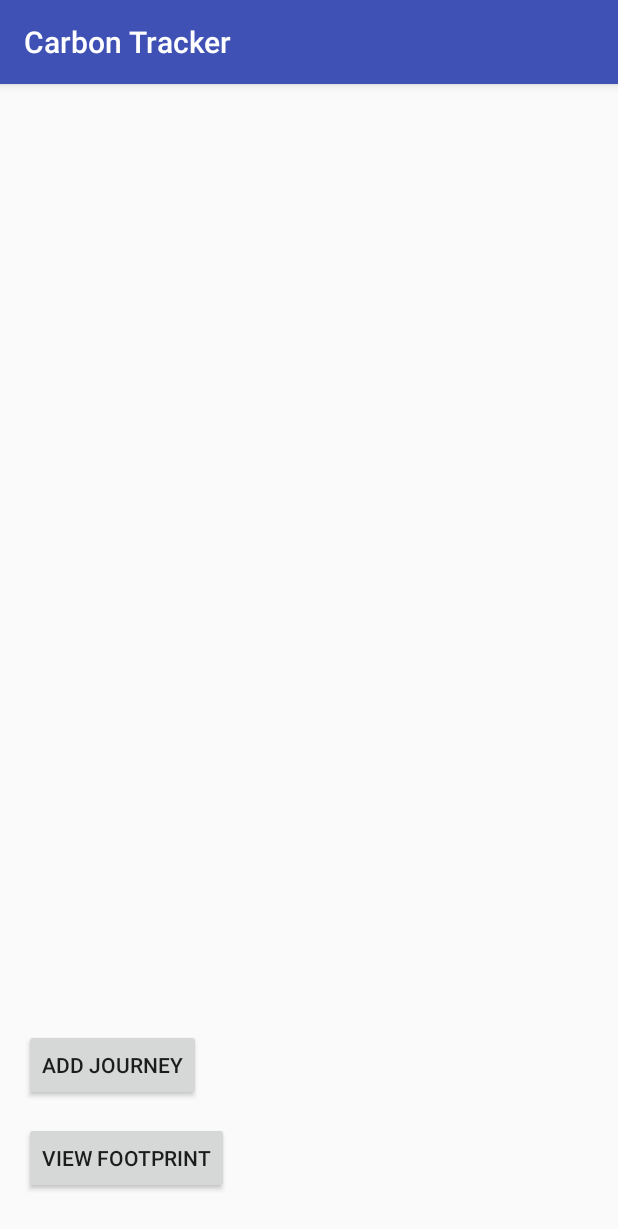
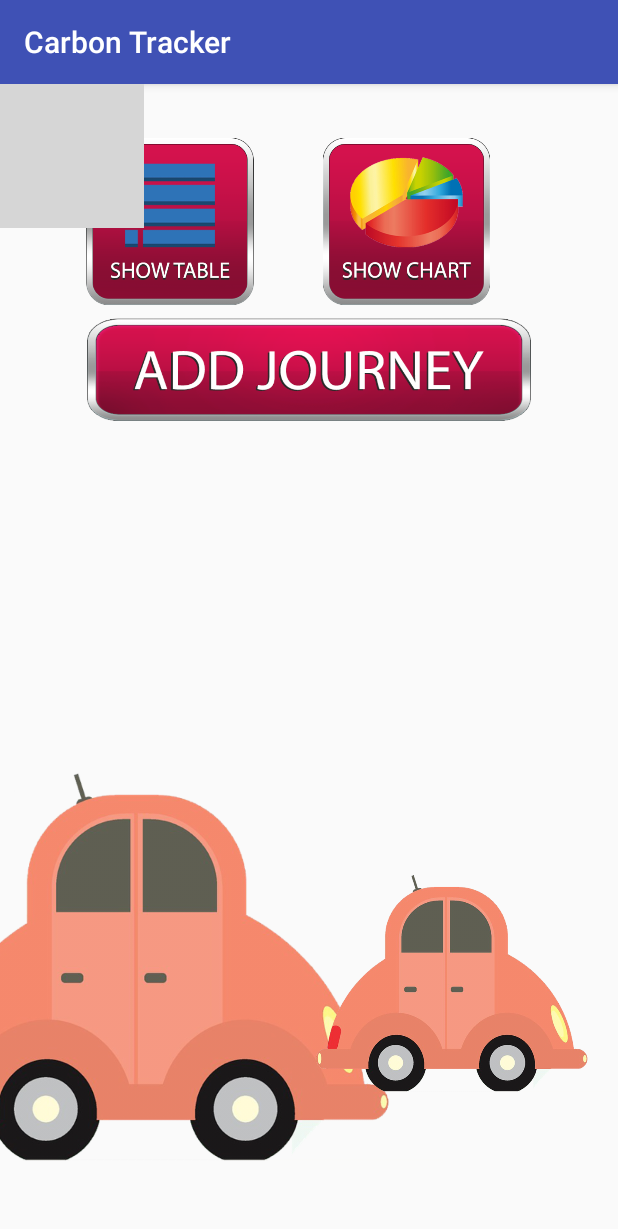
Before and after one commit to caoemily/Carbon-Tracker, an Android app: the MainActivity screen opened directly, with no data from a screen before it, on a phone screen of 412 x 824 dp. Shown: the top 1229 px of the screen. Run offline under Robolectric (Android 15) with nearby library versions, the phone set to English and light mode, and no system bars; grey boxes are pictures that could not be loaded.

Commit message:
add ImageButton for MainActivity

```diff
--- a/app/src/main/java/com/sfu276assg1/yancao/carbontracker/MainActivity.java
+++ b/app/src/main/java/com/sfu276assg1/yancao/carbontracker/MainActivity.java
@@ -4,7 +4,7 @@ import android.content.Intent;
 import android.os.Bundle;
 import android.support.v7.app.AppCompatActivity;
 import android.view.View;
-import android.widget.Button;
+import android.widget.ImageButton;
 
 public class MainActivity extends AppCompatActivity {
 
@@ -14,12 +14,12 @@ public class MainActivity extends AppCompatActivity {
         setContentView(R.layout.activity_main);
 
         setUpAddJourneytButton();
-        setUpViewDataButton();
-
+        setUpShowTableButton();
+        setUpShowChartButton();
     }
 
     private void setUpAddJourneytButton() {
-        Button button = (Button) findViewById(R.id.addJourneyBtn);
+        ImageButton button = (ImageButton) findViewById(R.id.addJourneyBtn);
         button.setOnClickListener(new View.OnClickListener() {
             @Override
             public void onClick(View v) {
@@ -29,8 +29,8 @@ public class MainActivity extends AppCompatActivity {
         });
     }
 
-    private void setUpViewDataButton() {
-        Button button = (Button) findViewById(R.id.viewDataBtn);
+    private void setUpShowTableButton() {
+        ImageButton button = (ImageButton) findViewById(R.id.showTableBtn);
         button.setOnClickListener(new View.OnClickListener() {
             @Override
             public void onClick(View v) {
@@ -39,4 +39,15 @@ public class MainActivity extends AppCompatActivity {
             }
         });
     }
+
+    private void setUpShowChartButton() {
+        ImageButton button = (ImageButton) findViewById(R.id.showChartBtn);
+        button.setOnClickListener(new View.OnClickListener() {
+            @Override
+            public void onClick(View v) {
+                Intent intent = new Intent(MainActivity.this, DisplayCarbonFootprintActivity.class);
+                startActivity(intent);
+            }
+        });
+    }
 }
--- /dev/null
+++ b/app/src/main/res/drawable/btn_add_journey_click.xml
@@ -0,0 +1,15 @@
+<?xml version="1.0" encoding="utf-8"?>
+<selector xmlns:android="http://schemas.android.com/apk/res/android">
+
+    <!-- This is defines is a button when clicked -->
+    <item android:drawable="@drawable/add_journey2"
+        android:state_pressed="true"/>
+
+    <!-- This is defines is a button when focused -->
+    <item android:drawable="@drawable/add_journey2"
+        android:state_pressed="true"/>
+
+    <!-- This is defines is a button when normal -->
+    <item android:drawable="@drawable/add_journey1" />
+
+</selector>
--- /dev/null
+++ b/app/src/main/res/drawable/btn_show_chart_click.xml
@@ -0,0 +1,15 @@
+<?xml version="1.0" encoding="utf-8"?>
+<selector xmlns:android="http://schemas.android.com/apk/res/android">
+
+    <!-- This is defines is a button when clicked -->
+    <item android:drawable="@drawable/show_chart2"
+        android:state_pressed="true"/>
+
+    <!-- This is defines is a button when focused -->
+    <item android:drawable="@drawable/show_chart2"
+        android:state_pressed="true"/>
+
+    <!-- This is defines is a button when normal -->
+    <item android:drawable="@drawable/show_chart1" />
+
+</selector>
--- /dev/null
+++ b/app/src/main/res/drawable/btn_show_table_click.xml
@@ -0,0 +1,15 @@
+<?xml version="1.0" encoding="utf-8"?>
+<selector xmlns:android="http://schemas.android.com/apk/res/android">
+
+    <!-- This is defines is a button when clicked -->
+    <item android:drawable="@drawable/show_table2"
+        android:state_pressed="true"/>
+
+    <!-- This is defines is a button when focused -->
+    <item android:drawable="@drawable/show_table2"
+        android:state_pressed="true"/>
+
+    <!-- This is defines is a button when normal -->
+    <item android:drawable="@drawable/show_table1" />
+
+</selector>
--- a/app/src/main/res/layout/activity_main.xml
+++ b/app/src/main/res/layout/activity_main.xml
@@ -5,30 +5,93 @@
     android:id="@+id/activity_main"
     android:layout_width="match_parent"
     android:layout_height="match_parent"
-    android:paddingBottom="@dimen/activity_vertical_margin"
-    android:paddingLeft="@dimen/activity_horizontal_margin"
-    android:paddingRight="@dimen/activity_horizontal_margin"
-    android:paddingTop="@dimen/activity_vertical_margin"
     tools:context="com.sfu276assg1.yancao.carbontracker.MainActivity">
 
-    <Button
-        android:text="@string/add_journey"
+    <ImageView
+        android:id="@+id/city"
         android:layout_width="wrap_content"
         android:layout_height="wrap_content"
-        android:id="@+id/addJourneyBtn"
-        android:layout_above="@+id/viewDataBtn"
         android:layout_alignParentLeft="true"
         android:layout_alignParentStart="true"
-        android:layout_marginBottom="14dp" />
+        android:layout_alignParentTop="true"
+        android:scaleType="fitXY"
+        app:srcCompat="@drawable/city" />
 
-    <Button
-        android:text="@string/view_footprint"
+    <ImageButton
+        android:id="@+id/addJourneyBtn"
         android:layout_width="wrap_content"
         android:layout_height="wrap_content"
-        android:layout_marginBottom="12dp"
-        android:id="@+id/viewDataBtn"
-        android:layout_alignParentBottom="true"
         android:layout_alignParentLeft="true"
-        android:layout_alignParentStart="true" />
+        android:layout_alignParentStart="true"
+        android:layout_alignParentTop="true"
+        android:layout_marginTop="64dp"
+        android:background="@android:color/transparent"
+        android:scaleType="fitEnd"
+        android:scaleX="0.72"
+        android:scaleY="0.70"
+        android:src="@drawable/btn_add_journey_click" />
+
+    <ImageButton
+        android:id="@+id/showTableBtn"
+        android:layout_width="wrap_content"
+        android:layout_height="wrap_content"
+        android:layout_above="@+id/car1"
+        android:layout_alignLeft="@+id/car1"
+        android:layout_alignStart="@+id/car1"
+        android:layout_marginBottom="50dp"
+        android:layout_marginLeft="170dp"
+        android:layout_marginStart="125dp"
+        android:layout_marginTop="-20dp"
+        android:background="@android:color/transparent"
+        android:scaleType="fitCenter"
+        android:scaleX="0.5"
+        android:scaleY="0.5"
+        android:src="@drawable/btn_show_table_click" />
+
+    <ImageButton
+        android:id="@+id/showChartBtn"
+        android:layout_width="wrap_content"
+        android:layout_height="wrap_content"
+        android:layout_above="@+id/car1"
+        android:layout_alignLeft="@+id/car1"
+        android:layout_alignStart="@+id/car1"
+        android:layout_marginBottom="50dp"
+        android:layout_marginStart="330dp"
+        android:layout_marginTop="-20dp"
+        android:background="@android:color/transparent"
+        android:scaleType="fitCenter"
+        android:scaleX="0.5"
+        android:scaleY="0.5"
+        android:src="@drawable/btn_show_chart_click" />
+
+    <ImageView
+        android:id="@+id/car1"
+        android:layout_width="wrap_content"
+        android:layout_height="wrap_content"
+        android:layout_alignParentLeft="true"
+        android:layout_alignParentStart="true"
+        android:layout_below="@+id/addJourneyBtn"
+        android:layout_marginBottom="-15dp"
+        android:layout_marginStart="-200dp"
+        android:layout_marginTop="190dp"
+        android:maxHeight="16dp"
+        android:maxWidth="16dp"
+        app:srcCompat="@drawable/car"
+        android:layout_marginLeft="-200dp" />
+
+    <ImageView
+        android:id="@+id/car2"
+        android:layout_width="wrap_content"
+        android:layout_height="wrap_content"
+        android:layout_alignParentLeft="true"
+        android:layout_alignParentStart="true"
+        android:layout_below="@+id/addJourneyBtn"
+        android:layout_marginBottom="-15dp"
+        android:layout_marginStart="200dp"
+        android:layout_marginTop="190dp"
+        android:maxHeight="16dp"
+        android:maxWidth="16dp"
+        app:srcCompat="@drawable/car"
+        android:layout_marginLeft="200dp" />
 
 </RelativeLayout>
```
Also changed, not shown: app/src/main/java/com/sfu276assg1/yancao/carbontracker/WelcomeActivity.java (+2 -5 lines), app/src/main/res/drawable/add_journey1.png (added), app/src/main/res/drawable/add_journey2.png (added), app/src/main/res/drawable/show_chart1.png (added), app/src/main/res/drawable/show_chart2.png (added), app/src/main/res/drawable/show_table1.png (added), app/src/main/res/drawable/show_table2.png (added).
